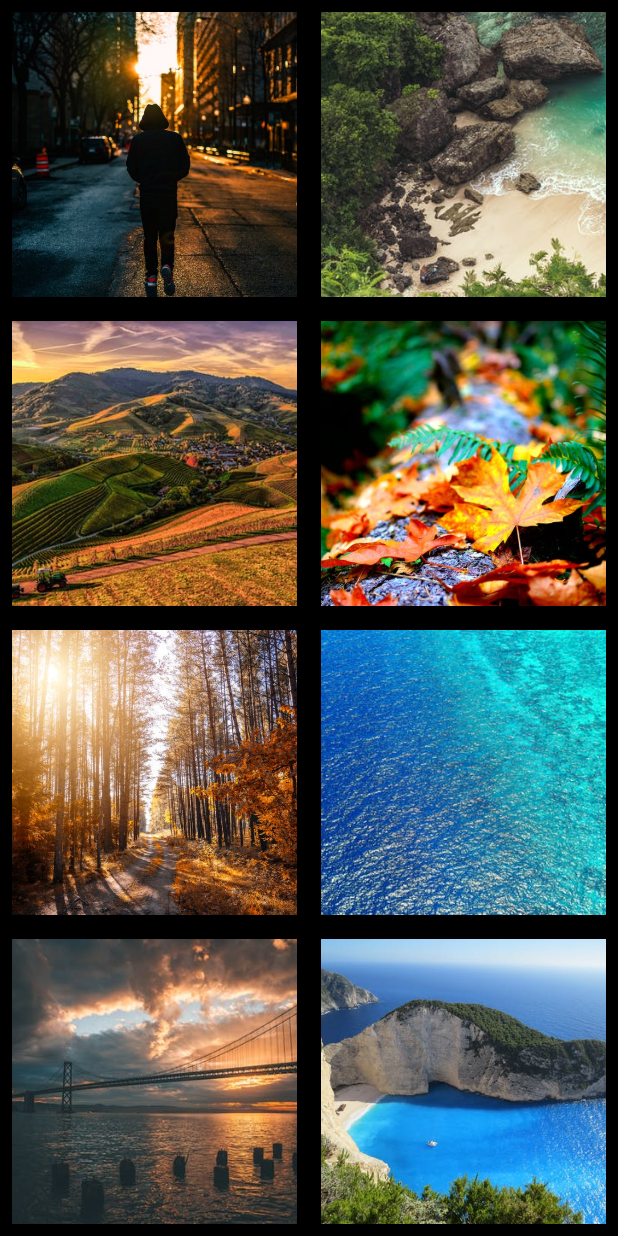
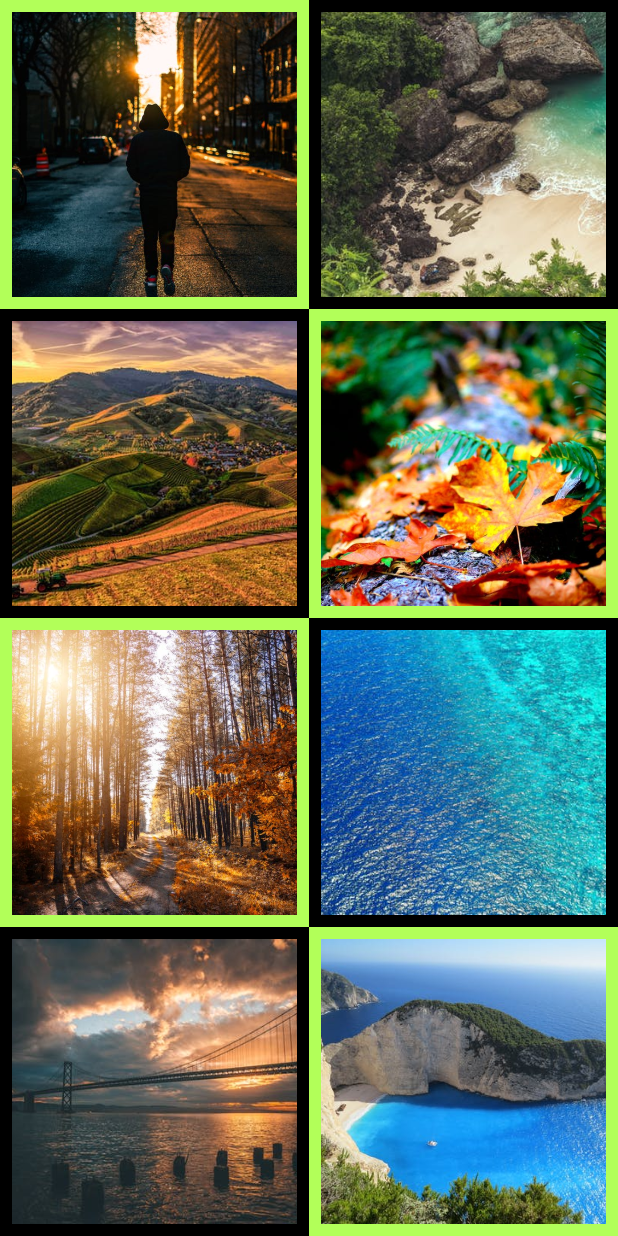
Before and after one commit to Abhishek4848/FlutterGallery, a Flutter app: the Gallery screen opened directly, on a phone screen of 412 x 824 dp. Run offline on Flutter 3.47's test engine with Material 2 defaults, Android fonts, the phone set to English and light mode, and no system bars; our stand-ins replace carousel_slider, firebase_storage; accounts and stored records are empty.

Commit message:
UI Improvements

```diff
--- a/lib/Home.dart
+++ b/lib/Home.dart
@@ -39,7 +39,7 @@ class ImagesState extends State<Images> {
               autoPlayInterval: Duration(seconds: 2),
               autoPlayAnimationDuration: Duration(milliseconds: 800),
               autoPlayCurve: Curves.fastOutSlowIn,
-              pauseAutoPlayOnTouch: Duration(seconds: 10),
+              pauseAutoPlayOnTouch: Duration(seconds: 4),
               onPageChanged: (index) {
                 setState(() {
                   _current = index;
--- a/lib/Screen1.dart
+++ b/lib/Screen1.dart
@@ -1,8 +1,12 @@
 import 'package:flutter/material.dart';
+import 'package:firebase_storage/firebase_storage.dart';
+
 
  void main() => runApp(Gallery());
 
  class Gallery extends StatelessWidget {
+
+
    @override
    Widget build(BuildContext context) {
      return Scaffold(
@@ -13,6 +17,7 @@ import 'package:flutter/material.dart';
     Container(
       padding: const EdgeInsets.all(8),
       child: Image(image:AssetImage('images/s1.jpeg'),fit: BoxFit.cover,),
+      color: Colors.lightGreenAccent,
     ),
     Container(
       padding: const EdgeInsets.all(8),
@@ -25,10 +30,12 @@ import 'package:flutter/material.dart';
     Container(
       padding: const EdgeInsets.all(8),
       child: Image(image:AssetImage('images/s4.jpeg'),fit: BoxFit.cover,),
+      color: Colors.lightGreenAccent,
     ),
     Container(
       padding: const EdgeInsets.all(8),
       child: Image(image:AssetImage('images/s5.jpeg'),fit: BoxFit.cover,),
+      color: Colors.lightGreenAccent,
     ),
         Container(
       padding: const EdgeInsets.all(8),
@@ -41,10 +48,12 @@ import 'package:flutter/material.dart';
     Container(
       padding: const EdgeInsets.all(8),
       child: Image(image:AssetImage('images/s8.jpeg'),fit: BoxFit.cover,),
+      color: Colors.lightGreenAccent,
     ),
     Container(
       padding: const EdgeInsets.all(8),
       child: Image(image:AssetImage('images/s9.jpeg'),fit: BoxFit.cover,),
+      color: Colors.lightGreenAccent,
     ),
     Container(
       padding: const EdgeInsets.all(8),
@@ -57,10 +66,12 @@ import 'package:flutter/material.dart';
     Container(
       padding: const EdgeInsets.all(8),
       child: Image(image:AssetImage('images/s12.jpeg'),fit: BoxFit.cover,),
+      color: Colors.lightGreenAccent,
     ),
     Container(
       padding: const EdgeInsets.all(8),
       child: Image(image:AssetImage('images/s13.jpeg'),fit: BoxFit.cover,),
+      color: Colors.lightGreenAccent,
     ),
     Container(
       padding: const EdgeInsets.all(8),
@@ -73,10 +84,12 @@ import 'package:flutter/material.dart';
         Container(
       padding: const EdgeInsets.all(8),
       child: Image(image:AssetImage('images/s16.jpeg'),fit: BoxFit.cover,),
+      color: Colors.lightGreenAccent,
     ),
     Container(
       padding: const EdgeInsets.all(8),
       child: Image(image:AssetImage('images/s17.jpeg'),fit: BoxFit.cover,),
+      color: Colors.lightGreenAccent,
     ),
     Container(
       padding: const EdgeInsets.all(8),
@@ -89,6 +102,7 @@ import 'package:flutter/material.dart';
     Container(
       padding: const EdgeInsets.all(8),
       child: Image(image:AssetImage('images/s20.jpeg'),fit: BoxFit.cover,),
+      color: Colors.lightGreenAccent,
     ),
 
   ],
--- a/pubspec.yaml
+++ b/pubspec.yaml
@@ -19,7 +19,10 @@ environment:
 dependencies:
   flutter:
     sdk: flutter
-  carousel_slider: ^1.3.0
+  carousel_slider:
+  firebase_storage:
+  firebase_core:
+  firebase_analytics:
 
   # The following adds the Cupertino Icons font to your application.
   # Use with the CupertinoIcons class for iOS style icons.
```
Also changed, not shown: pubspec.lock, 2 other files.
